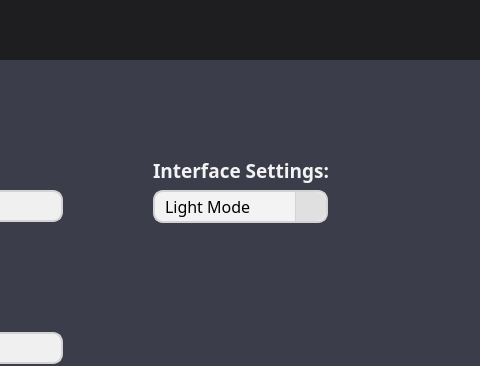
Old version of the form src/interface/NetSpect.ui in the repository Shayhha/NetSpect; both pictures show x 471 to 951 and y 0 to 366 of the 1280 by 720 pixel window.
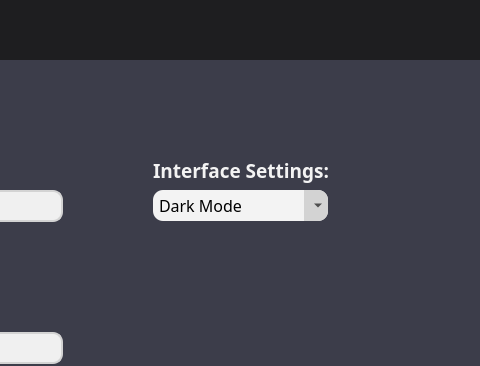
New version of the form. The open tabs and pages were chosen to show the change. Icons and pictures are not drawn.

Commit message: small design changes to comboboxes in ui file.

What changed in the file:
```diff
--- a/src/interface/NetSpect.ui
+++ b/src/interface/NetSpect.ui
@@ -3708,17 +3708,17 @@
                  </widget>
                 </item>
                 <item>
-                 <widget class="QComboBox" name="colorModeComboBox">
+                 <widget class="QFrame" name="colorModeComboBoxFrame">
                   <property name="minimumSize">
                    <size>
                     <width>175</width>
-                    <height>32</height>
+                    <height>31</height>
                    </size>
                   </property>
                   <property name="maximumSize">
                    <size>
                     <width>175</width>
-                    <height>16777215</height>
+                    <height>31</height>
                    </size>
                   </property>
                   <property name="font">
@@ -3731,56 +3731,130 @@
                    <cursorShape>PointingHandCursor</cursorShape>
                   </property>
                   <property name="styleSheet">
-                   <string notr="true">#colorModeComboBox {
+                   <string notr="true">#colorModeComboBoxFrame {
     background-color: #f3f3f3;
     color: black;
-    border: 2px solid lightgray; /* Fixed typo */
+    border: 2px transparent; 
     border-radius: 10px;
     padding-left: 10px;
     height: 29px;
-}
-
-/* Style the drop-down button */
-#colorModeComboBox::drop-down {
-    border-left: 1px solid lightgray;
-    background-color: #e0e0e0;
+}</string>
+                  </property>
+                  <property name="frameShape">
+                   <enum>QFrame::StyledPanel</enum>
+                  </property>
+                  <property name="frameShadow">
+                   <enum>QFrame::Raised</enum>
+                  </property>
+                  <widget class="QFrame" name="colorModeComboBoxArrow">
+                   <property name="geometry">
+                    <rect>
+                     <x>151</x>
+                     <y>0</y>
+                     <width>24</width>
+                     <height>31</height>
+                    </rect>
+                   </property>
+                   <property name="minimumSize">
+                    <size>
+                     <width>24</width>
+                     <height>31</height>
+                    </size>
+                   </property>
+                   <property name="maximumSize">
+                    <size>
+                     <width>22</width>
+                     <height>31</height>
+                    </size>
+                   </property>
+                   <property name="font">
+                    <font>
+                     <family>Cairo</family>
+                     <pointsize>12</pointsize>
+                    </font>
+                   </property>
+                   <property name="styleSheet">
+                    <string notr="true">#colorModeComboBoxArrow {
+    background-color: lightgray;
+    color: black;
     border-top-right-radius: 10px;
     border-bottom-right-radius: 10px;
-    width: 30px;
+    padding-left: 10px;
+}</string>
+                   </property>
+                   <property name="frameShape">
+                    <enum>QFrame::StyledPanel</enum>
+                   </property>
+                   <property name="frameShadow">
+                    <enum>QFrame::Raised</enum>
+                   </property>
+                  </widget>
+                  <widget class="QComboBox" name="colorModeComboBox">
+                   <property name="geometry">
+                    <rect>
+                     <x>0</x>
+                     <y>0</y>
+                     <width>175</width>
+                     <height>31</height>
+                    </rect>
+                   </property>
+                   <property name="minimumSize">
+                    <size>
+                     <width>175</width>
+                     <height>31</height>
+                    </size>
+                   </property>
+                   <property name="maximumSize">
+                    <size>
+                     <width>175</width>
+                     <height>31</height>
+                    </size>
+                   </property>
+                   <property name="font">
+                    <font>
+                     <family>Cairo</family>
+                     <pointsize>12</pointsize>
+                    </font>
+                   </property>
+                   <property name="cursor">
+                    <cursorShape>PointingHandCursor</cursorShape>
+                   </property>
+                   <property name="styleSheet">
+                    <string notr="true">#colorModeComboBox {
+    background-color: transparent;
+    border-radius: 10px;
+    border-style: outset;
+    border-width: 2px;
+    border-color: transparent;	
+    padding: 4px;
 }
 
-/* Change appearance when hovering over the button */
-#colorModeComboBox::drop-down:hover {
-    background-color: #d0d0d0;
-}
-
-/* Style the drop-down arrow */
-#colorModeComboBox::down-arrow {
-    image: url(&quot;C:/Projects/NetSpect/src/interface/Icons/ChevronDownDark.png&quot;);
-    width: 15px;
-    height: 15px;
-}
-
-/* Dropdown (popup) styles */
 #colorModeComboBox QAbstractItemView {
-    background-color: #f3f3f3;
-    border: 1px solid lightgray;
-    selection-background-color: lightgray;
-    selection-color: black;
-    padding: 5px;
+    background-color:  rgb(245,245,245);
+    selection-background-color: rgb(95, 97, 109);
+    color: rgb(0, 0, 0);    
+    padding: 10px;
+    background-radius: 10px;
+    border-radius: 10px;
+    padding-left: 5px;
+    padding-right: 5px;
 }
-</string>
-                  </property>
-                  <item>
-                   <property name="text">
-                    <string>Light Mode</string>
+
+#colorModeComboBox QListView{
+    outline: 0px;
+}</string>
                    </property>
-                  </item>
-                  <item>
-                   <property name="text">
-                    <string>Dark Mode</string>
-                   </property>
-                  </item>
+                   <item>
+                    <property name="text">
+                     <string>Dark Mode</string>
+                    </property>
+                   </item>
+                   <item>
+                    <property name="text">
+                     <string>Light Mode</string>
+                    </property>
+                   </item>
+                  </widget>
                  </widget>
                 </item>
                 <item>
```
Left out of the diff: 323 changed lines with no effect on the pictures.
